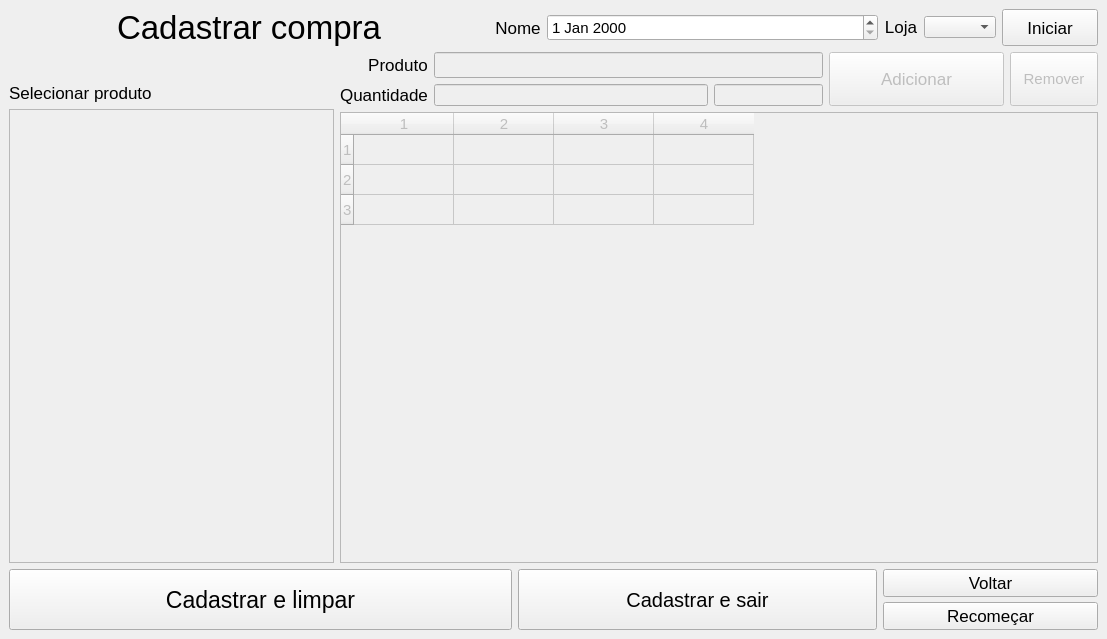
The window that tela_cadastro_compra.ui (lucasHashi/PyQt5-gerenciador-de-vendas-de-comidas) describes before a commit, drawn with Qt 5.
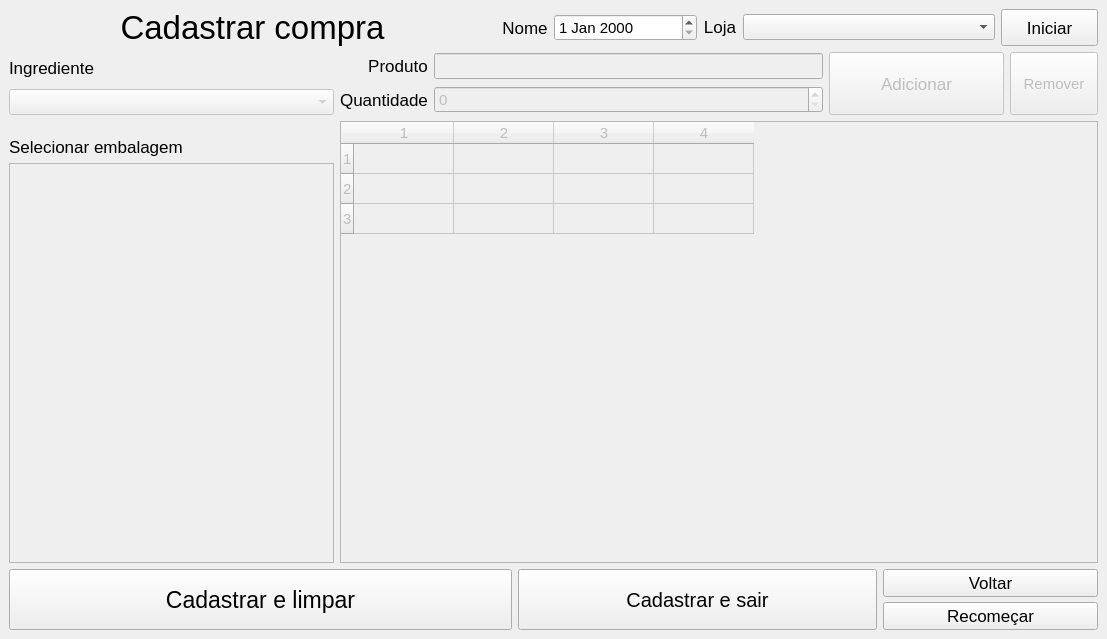
The same window after the commit.

What changed in the file:
```diff
--- a/tela_cadastro_compra.ui
+++ b/tela_cadastro_compra.ui
@@ -16,7 +16,7 @@
   <widget class="QWidget" name="centralwidget">
    <layout class="QVBoxLayout" name="verticalLayout_4">
     <item>
-     <layout class="QHBoxLayout" name="horizontalLayout_2" stretch="5,4,0,1">
+     <layout class="QHBoxLayout" name="horizontalLayout_2" stretch="5,2,3,1">
       <item>
        <layout class="QHBoxLayout" name="lay_hori_titulo">
         <property name="spacing">
@@ -106,7 +106,13 @@
          </widget>
         </item>
         <item row="0" column="1">
-         <widget class="QComboBox" name="combo_loja"/>
+         <widget class="QComboBox" name="combo_loja">
+          <property name="font">
+           <font>
+            <pointsize>11</pointsize>
+           </font>
+          </property>
+         </widget>
         </item>
        </layout>
       </item>
@@ -133,7 +139,37 @@
     <item>
      <layout class="QHBoxLayout" name="horizontalLayout_4" stretch="3,7">
       <item>
-       <layout class="QVBoxLayout" name="verticalLayout" stretch="1,9">
+       <layout class="QVBoxLayout" name="verticalLayout" stretch="1,7">
+        <item>
+         <layout class="QVBoxLayout" name="verticalLayout_5">
+          <item>
+           <widget class="QLabel" name="label">
+            <property name="font">
+             <font>
+              <pointsize>13</pointsize>
+             </font>
+            </property>
+            <property name="text">
+             <string>Ingrediente</string>
+            </property>
+           </widget>
+          </item>
+          <item>
+           <widget class="QComboBox" name="combo_ingrediente">
+            <property name="enabled">
+             <bool>false</bool>
+            </property>
+            <property name="font">
+             <font>
+              <pointsize>11</pointsize>
+             </font>
+            </property>
+           </widget>
+          </item>
+         </layout>
+        </item>
+        <item>
+         <layout class="QVBoxLayout" name="verticalLayout_2" stretch="1,11">
         <item>
          <widget class="QLabel" name="lbl_produtos">
           <property name="sizePolicy">
@@ -148,7 +184,7 @@
            </font>
           </property>
           <property name="text">
-           <string>Selecionar produto</string>
+             <string>Selecionar embalagem</string>
           </property>
           <property name="alignment">
            <set>Qt::AlignBottom|Qt::AlignLeading|Qt::AlignLeft</set>
@@ -156,7 +192,7 @@
          </widget>
         </item>
         <item>
-         <widget class="QListWidget" name="list_produtos">
+           <widget class="QListWidget" name="list_embalagens">
           <property name="enabled">
            <bool>false</bool>
           </property>
@@ -169,8 +205,10 @@
         </item>
        </layout>
       </item>
+       </layout>
+      </item>
       <item>
-       <layout class="QVBoxLayout" name="verticalLayout_3">
+       <layout class="QVBoxLayout" name="verticalLayout_3" stretch="1,7">
         <item>
          <layout class="QHBoxLayout" name="horizontalLayout_3" stretch="11,4,2">
           <item>
@@ -178,7 +216,7 @@
             <property name="labelAlignment">
              <set>Qt::AlignRight|Qt::AlignTrailing|Qt::AlignVCenter</set>
             </property>
-            <item row="0" column="0">
+            <item row="1" column="0">
              <widget class="QLabel" name="lbl_produto">
               <property name="sizePolicy">
                <sizepolicy hsizetype="Minimum" vsizetype="Minimum">
@@ -202,7 +240,7 @@
               </property>
              </widget>
             </item>
-            <item row="0" column="1">
+            <item row="1" column="1">
              <widget class="QLineEdit" name="txt_produto">
               <property name="enabled">
                <bool>false</bool>
@@ -220,7 +258,7 @@
               </property>
              </widget>
             </item>
-            <item row="1" column="0">
+            <item row="2" column="0">
              <widget class="QLabel" name="lbl_quantidade">
               <property name="sizePolicy">
                <sizepolicy hsizetype="Minimum" vsizetype="Minimum">
@@ -241,23 +279,17 @@
               </property>
              </widget>
             </item>
-            <item row="1" column="1">
-             <layout class="QHBoxLayout" name="horizontalLayout_5" stretch="5,2">
-              <item>
-               <widget class="QLineEdit" name="txt_quantidade">
+            <item row="2" column="1">
+             <widget class="QSpinBox" name="spin_quantidade">
                 <property name="enabled">
                  <bool>false</bool>
                 </property>
-               </widget>
-              </item>
-              <item>
-               <widget class="QLineEdit" name="txt_unidade">
-                <property name="enabled">
-                 <bool>false</bool>
-                </property>
-               </widget>
-              </item>
-             </layout>
+              <property name="font">
+               <font>
+                <pointsize>11</pointsize>
+               </font>
+              </property>
+             </widget>
             </item>
            </layout>
           </item>
```
Left out of the diff: 3 changed lines with no effect on the pictures. Lines whose indentation alone changed are shown as unchanged.
